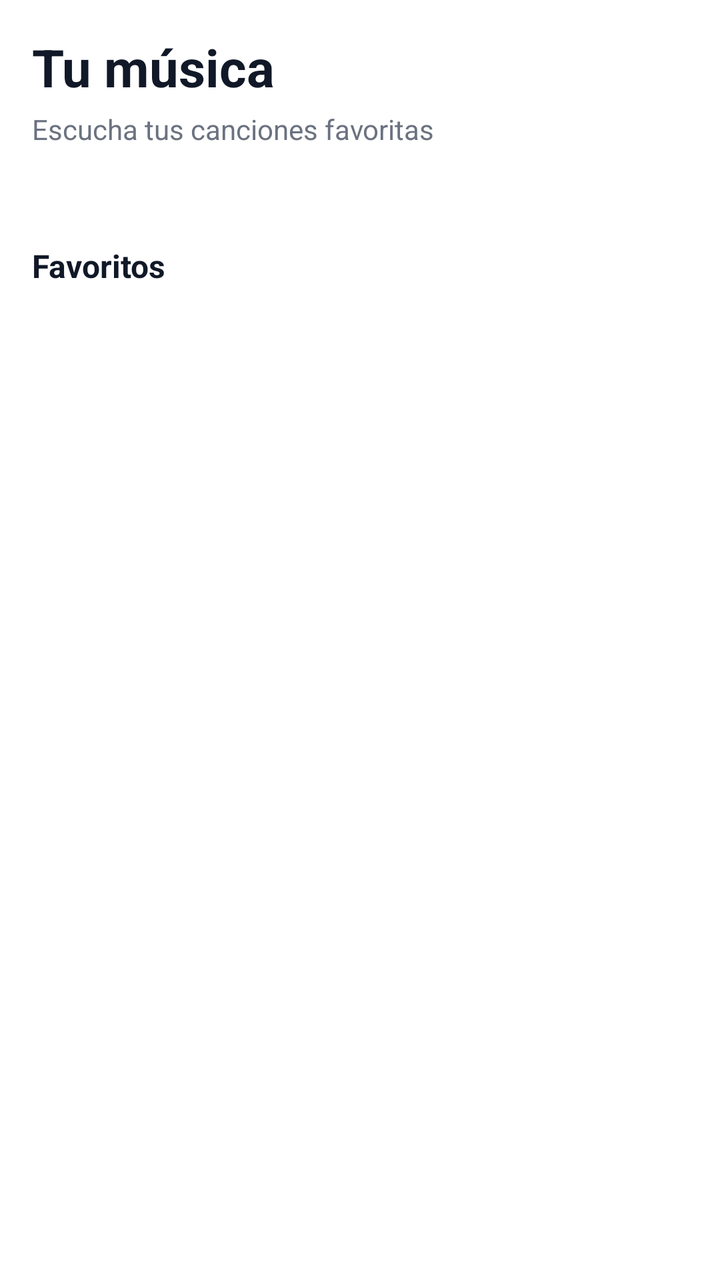
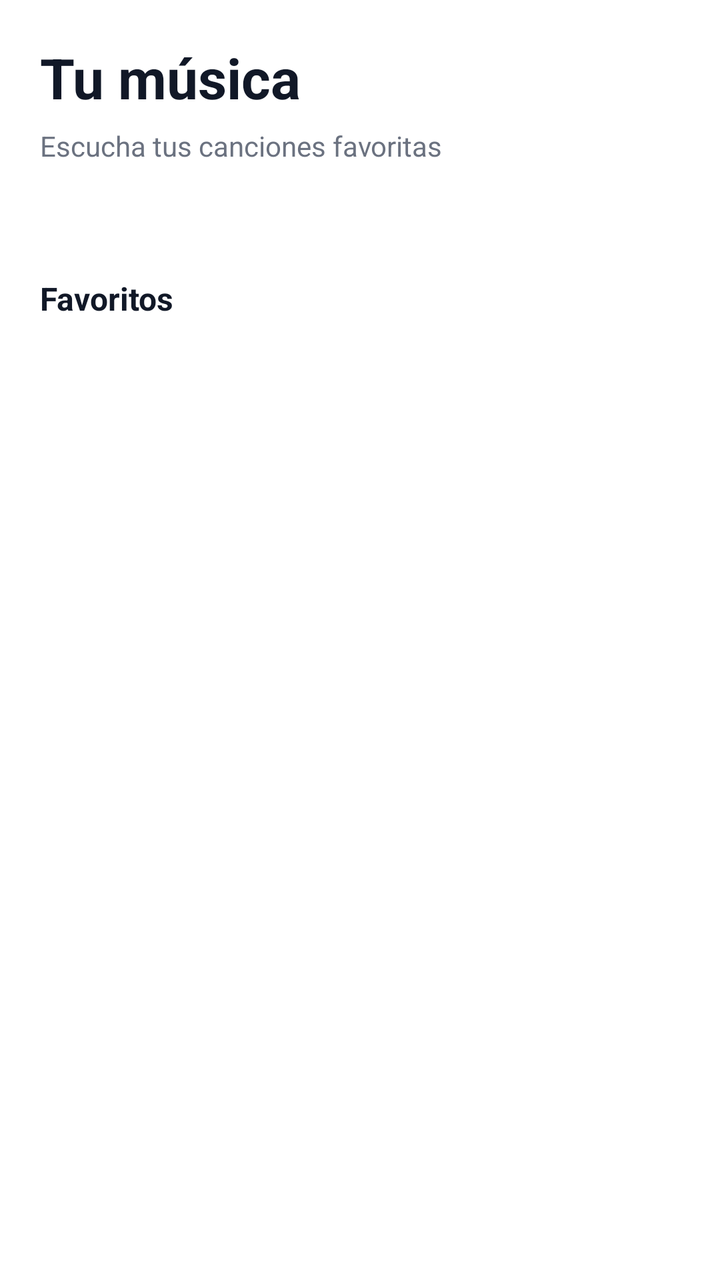

Compare the two renders of this Android layout. The source of the first and the diff that turns it into the second are given below.
<!-- AndroidManifest.xml: application theme Theme.SeldiaMusic -->
<!-- res/layout/fragment_home.xml -->
<?xml version="1.0" encoding="utf-8"?>
<ScrollView xmlns:android="http://schemas.android.com/apk/res/android"
    android:layout_width="match_parent"
    android:layout_height="match_parent"
    android:background="@color/background"
    android:fillViewport="true">

    <LinearLayout
        android:layout_width="match_parent"
        android:layout_height="wrap_content"
        android:orientation="vertical"
        android:padding="16dp">

        <TextView
            android:id="@+id/tv_greeting"
            android:layout_width="match_parent"
            android:layout_height="wrap_content"
            android:text="@string/home_greeting"
            android:textColor="@color/text_primary"
            android:textSize="26sp"
            android:textStyle="bold" />

        <TextView
            android:id="@+id/tv_subtitle"
            android:layout_width="match_parent"
            android:layout_height="wrap_content"
            android:layout_marginTop="4dp"
            android:text="@string/home_subtitle"
            android:textColor="@color/text_secondary"
            android:textSize="14sp" />

        <androidx.recyclerview.widget.RecyclerView
            android:id="@+id/cards"
            android:layout_width="match_parent"
            android:layout_height="wrap_content"
            android:layout_marginTop="20dp"
            android:clipToPadding="false"
            android:nestedScrollingEnabled="false"
            android:orientation="horizontal"
            android:overScrollMode="never" />

        <TextView
            android:layout_width="match_parent"
            android:layout_height="wrap_content"
            android:layout_marginTop="28dp"
            android:text="@string/favorites"
            android:textColor="@color/text_primary"
            android:textSize="16sp"
            android:textStyle="bold" />

        <androidx.recyclerview.widget.RecyclerView
            android:id="@+id/recycler"
            android:layout_width="match_parent"
            android:layout_height="wrap_content"
            android:layout_marginTop="8dp"
            android:nestedScrollingEnabled="false" />

        <TextView
            android:id="@+id/empty"
            android:layout_width="match_parent"
            android:layout_height="wrap_content"
            android:gravity="center"
            android:padding="24dp"
            android:text="@string/no_favorites"
            android:textColor="@color/text_secondary"
            android:visibility="gone" />
    </LinearLayout>
</ScrollView>
<!-- resources referenced by this layout -->
<resources>
  <color name="background">#FFFFFF</color>
  <color name="text_primary">#111827</color>
  <color name="text_secondary">#6B7280</color>
  <string name="favorites">Favoritos</string>
  <string name="home_greeting">Tu música</string>
  <string name="home_subtitle">Escucha tus canciones favoritas</string>
  <string name="no_favorites">Aún no tienes favoritos.</string>
  <style name="Theme.SeldiaMusic" parent="Theme.MaterialComponents.DayNight.NoActionBar">
          <item name="colorPrimary">@color/primary</item>
          <item name="colorOnPrimary">@color/on_primary</item>
          <item name="colorSecondary">@color/accent_secondary</item>
          <item name="colorOnSecondary">@color/on_primary</item>
          <item name="colorSurface">@color/surface</item>
          <item name="colorOnSurface">@color/text_primary</item>
          <item name="colorPrimaryVariant">@color/primary</item>
          <item name="android:colorBackground">@color/background</item>
          <item name="android:windowBackground">@color/background</item>
          <item name="android:statusBarColor">@color/background</item>
          <item name="android:navigationBarColor">@color/background</item>
          <item name="android:textColorPrimary">@color/text_primary</item>
          <item name="android:textColorSecondary">@color/text_secondary</item>
  
          
          <item name="accentPrimary">@color/accent_red</item>
          <item name="accentSoft">@color/accent_red_soft</item>
          <item name="accentSecondary">@color/accent_red_secondary</item>
          <item name="accentPrimaryDark">@color/accent_red_dark</item>
  
          
          <item name="glassBackground">@color/background</item>
          <item name="glassSidebar">@color/sidebar_bg</item>
          <item name="glassPanel">@color/glass_surface_high</item>
          <item name="glassStroke">@color/glass_stroke</item>
  
          <item name="bottomSheetDialogTheme">@style/ThemeOverlay.SeldiaMusic.BottomSheetDialog</item>
          <item name="materialAlertDialogTheme">@style/ThemeOverlay.SeldiaMusic.Dialog</item>
      </style>
  <color name="primary">#FF0033</color>
  <color name="on_primary">#FFFFFF</color>
  <color name="accent_secondary">#FF4D6D</color>
  <color name="surface">#FFFFFF</color>
  <color name="accent_red">#FF0033</color>
  <color name="accent_red_soft">#33FF0033</color>
  <color name="accent_red_secondary">#FF4D6D</color>
  <color name="accent_red_dark">#C9002B</color>
  <color name="sidebar_bg">#F8FAFC</color>
  <color name="glass_surface_high">#F2FFFFFF</color>
  <color name="glass_stroke">#1F000000</color>
  <style name="ThemeOverlay.SeldiaMusic.BottomSheetDialog" parent="ThemeOverlay.MaterialComponents.BottomSheetDialog">
          <item name="bottomSheetStyle">@style/Widget.SeldiaMusic.BottomSheet</item>
          <item name="android:windowIsFloating">false</item>
          <item name="android:navigationBarColor">@color/surface</item>
      </style>
  <style name="ThemeOverlay.SeldiaMusic.Dialog" parent="ThemeOverlay.MaterialComponents.MaterialAlertDialog">
          <item name="colorSurface">@color/surface_high</item>
          <item name="colorOnSurface">@color/text_primary</item>
          <item name="colorPrimary">?attr/accentPrimary</item>
      </style>
  <style name="Widget.SeldiaMusic.BottomSheet" parent="Widget.MaterialComponents.BottomSheet.Modal">
          <item name="backgroundTint">@android:color/transparent</item>
      </style>
  <color name="surface_high">#F1F5F9</color>
</resources>

<!-- the commit's change to res/layout/fragment_home.xml (unified diff, before → after) -->
@@ -3,13 +3,14 @@
     android:layout_width="match_parent"
     android:layout_height="match_parent"
     android:background="@color/background"
+    android:descendantFocusability="afterDescendants"
     android:fillViewport="true">
 
     <LinearLayout
         android:layout_width="match_parent"
         android:layout_height="wrap_content"
         android:orientation="vertical"
-        android:padding="16dp">
+        android:padding="20dp">
 
         <TextView
             android:id="@+id/tv_greeting"
@@ -17,14 +18,14 @@
             android:layout_height="wrap_content"
             android:text="@string/home_greeting"
             android:textColor="@color/text_primary"
-            android:textSize="26sp"
+            android:textSize="28sp"
             android:textStyle="bold" />
 
         <TextView
             android:id="@+id/tv_subtitle"
             android:layout_width="match_parent"
             android:layout_height="wrap_content"
-            android:layout_marginTop="4dp"
+            android:layout_marginTop="6dp"
             android:text="@string/home_subtitle"
             android:textColor="@color/text_secondary"
             android:textSize="14sp" />
@@ -33,16 +34,21 @@
             android:id="@+id/cards"
             android:layout_width="match_parent"
             android:layout_height="wrap_content"
-            android:layout_marginTop="20dp"
+            android:layout_marginTop="12dp"
             android:clipToPadding="false"
+
+            android:descendantFocusability="afterDescendants"
+            android:focusable="false"
+            android:focusableInTouchMode="false"
             android:nestedScrollingEnabled="false"
             android:orientation="horizontal"
+            android:padding="6dp"
             android:overScrollMode="never" />
 
         <TextView
             android:layout_width="match_parent"
             android:layout_height="wrap_content"
-            android:layout_marginTop="28dp"
+            android:layout_marginTop="32dp"
             android:text="@string/favorites"
             android:textColor="@color/text_primary"
             android:textSize="16sp"
@@ -50,17 +56,24 @@
 
         <androidx.recyclerview.widget.RecyclerView
             android:id="@+id/recycler"
+            android:nextFocusDown="@+id/btn_play_pause"
             android:layout_width="match_parent"
             android:layout_height="wrap_content"
-            android:layout_marginTop="8dp"
-            android:nestedScrollingEnabled="false" />
+            android:layout_marginTop="10dp"
+            android:clipToPadding="false"
+
+            android:descendantFocusability="afterDescendants"
+            android:focusable="false"
+            android:focusableInTouchMode="false"
+            android:nestedScrollingEnabled="false"
+            android:padding="8dp" />
 
         <TextView
             android:id="@+id/empty"
             android:layout_width="match_parent"
             android:layout_height="wrap_content"
             android:gravity="center"
-            android:padding="24dp"
+            android:padding="20dp"
             android:text="@string/no_favorites"
             android:textColor="@color/text_secondary"
             android:visibility="gone" />
